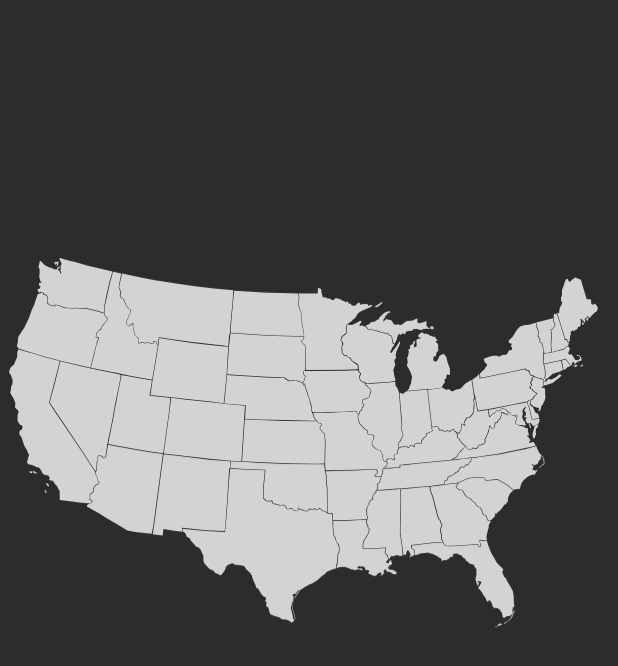
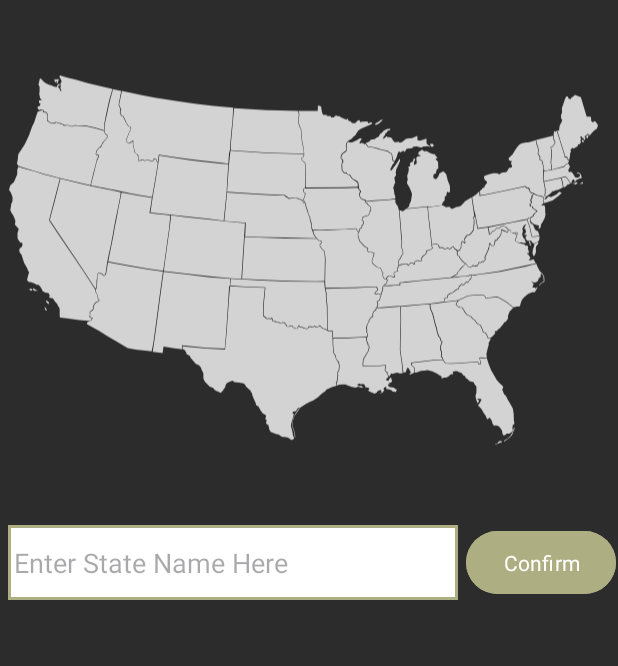
Before and after one commit to Treez233/TravelUSA, an Android app: the MainActivity screen opened directly, with no data from a screen before it, on a phone screen of 412 x 824 dp. Shown: the top 666 px of the screen. Run offline under Robolectric (Android 15) with nearby library versions, the phone set to English and light mode, and no system bars; our stand-ins replace AdMob; 3 statements that could not run were skipped.

Commit message:
added user input box, and confirm button

```diff
--- a/app/src/main/java/com/example/travelusa/Game.kt
+++ b/app/src/main/java/com/example/travelusa/Game.kt
@@ -123,6 +123,9 @@ class Game {
 
         return shortestRoutes
     }
+    fun validate(input : String) : Boolean{
+        return false
+    }
     companion object{
         val DATASET = listOf(
             "AL FL GA TN MS", "AZ NM UT NV CA", "AR LA MS TN MO OK TX",
--- a/app/src/main/java/com/example/travelusa/MainActivity.kt
+++ b/app/src/main/java/com/example/travelusa/MainActivity.kt
@@ -3,14 +3,65 @@ package com.example.travelusa
 import android.content.Intent
 import androidx.appcompat.app.AppCompatActivity
 import android.os.Bundle
+import android.view.View
+import android.widget.Button
+import android.widget.EditText
+import android.widget.LinearLayout
+import com.google.android.gms.ads.AdRequest
+import com.google.android.gms.ads.AdSize
 import com.google.android.gms.ads.AdView
 
 class MainActivity : AppCompatActivity() {
     private lateinit var game : Game
+    private lateinit var userInput : EditText
+    private lateinit var confirm : Button
     private lateinit var adView : AdView
     override fun onCreate(savedInstanceState: Bundle?) {
         super.onCreate(savedInstanceState)
         setContentView(R.layout.activity_main)
+        userInput = findViewById(R.id.userInput)
+        confirm = findViewById(R.id.confirm_button)
         //game = Game()
+        createAd()
+    }
+    fun createAd(){
+        adView = AdView(this)
+        var adSize : AdSize = AdSize(AdSize.FULL_WIDTH, AdSize.AUTO_HEIGHT)
+        adView.setAdSize(adSize)
+
+        var adUnitId : String = "ca-app-pub-3940256099942544~3347511713" // "ca-app-pub-2833810717312999/5760072379"
+        adView.adUnitId = adUnitId
+
+        var builder : AdRequest.Builder = AdRequest.Builder()
+        builder.addKeyword("fitness").addKeyword("workout")
+        var request : AdRequest = builder.build()
+
+        var layout : LinearLayout = findViewById(R.id.ad_view)
+        layout.addView(adView)
+
+        adView.loadAd(request)
+    }
+    override fun onPause(){
+        if (adView != null){
+            adView.pause()
+        }
+        super.onPause()
+    }
+
+    override fun onResume() {
+        super.onResume()
+        if (adView != null){
+            adView.resume()
+        }
+    }
+    override fun onDestroy() {
+        if (adView != null){
+            adView.destroy()
+        }
+        super.onDestroy()
+    }
+    fun validateInput(){
+        var input : String = userInput.toString()
+        game.validate(input)
     }
 }
--- /dev/null
+++ b/app/src/main/res/drawable/textbox.xml
@@ -0,0 +1,11 @@
+<shape xmlns:android="http://schemas.android.com/apk/res/android">
+    <solid android:color="#ffffff" /> <!-- Background color of the EditText -->
+    <stroke
+        android:width="2dp"
+        android:color="@color/dull_green"/>
+    <padding
+        android:left="4dp"
+        android:top="4dp"
+        android:right="4dp"
+        android:bottom="4dp" /> <!-- Padding inside the EditText -->
+</shape>
--- a/app/src/main/res/layout/activity_main.xml
+++ b/app/src/main/res/layout/activity_main.xml
@@ -10,16 +10,44 @@
     <ImageView
         android:id="@+id/mapImageView"
         android:layout_width="wrap_content"
-        android:layout_height="wrap_content"
+        android:layout_height="350dp"
         app:srcCompat="@drawable/blank_us_map_48states" />
 
+        <EditText
+            android:layout_width="300dp"
+            android:layout_height="50dp"
+            android:layout_marginLeft="5dp"
+            android:id="@+id/userInput"
+            android:hint="Enter State Name Here"
+            android:layout_below="@+id/mapImageView"
+            android:background="@drawable/textbox"
+
+        />
+
+
+        <Button
+            android:layout_width="100dp"
+            android:layout_height="50dp"
+            android:layout_marginLeft="5dp"
+            android:layout_below="@+id/mapImageView"
+            android:layout_toRightOf="@+id/userInput"
+            android:id="@+id/confirm_button"
+            android:backgroundTint="@color/dull_green"
+            android:onClick="validateInput"
+            android:text="Confirm"
+            />
+
+    <TextView
+        android:layout_width="match_parent"
+        android:layout_height="match_parent"
+        android:id="@+id/path"/>
     <LinearLayout
         android:id="@+id/ad_view"
         android:orientation="horizontal"
         android:layout_weight="1"
         android:layout_width="match_parent"
         android:layout_height="0dp"
-        android:background="#FDDD" >
+        android:background="@color/white" >
     </LinearLayout>
 
 </RelativeLayout>
```
